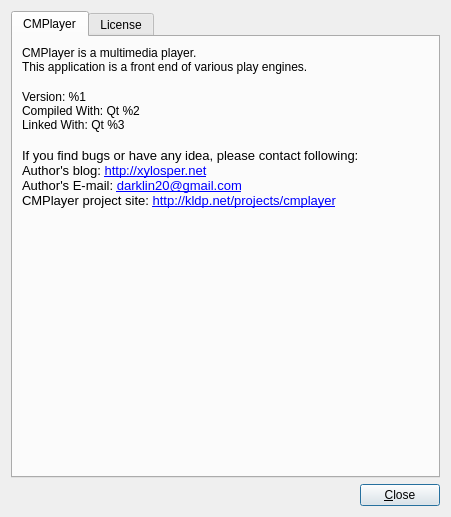
This is src/cmplayer/ui/aboutdialog.ui in bylee20/cmplayer-kldp.net as Qt 5 draws it before an edit. The edited form follows.
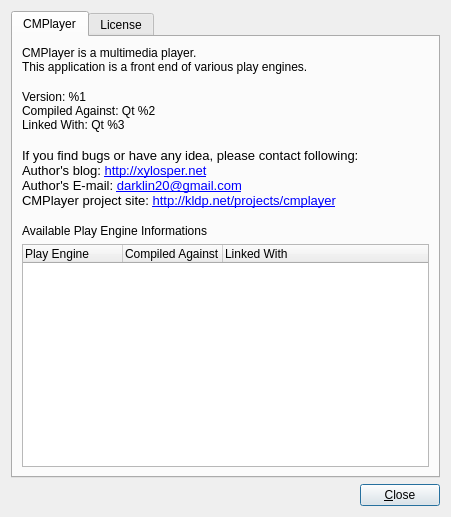
This is the edited form.

```diff
--- a/src/cmplayer/ui/aboutdialog.ui
+++ b/src/cmplayer/ui/aboutdialog.ui
@@ -41,7 +41,7 @@
          </property>
          <property name="sizeHint" stdset="0" >
           <size>
-           <width>10</width>
+           <width>13</width>
            <height>10</height>
           </size>
          </property>
@@ -51,7 +51,7 @@
         <widget class="QLabel" name="version" >
          <property name="text" >
           <string>Version: %1
-Compiled With: Qt %2
+Compiled Against: Qt %2
 Linked With: Qt %3</string>
          </property>
         </widget>
@@ -91,14 +91,46 @@
          <property name="orientation" >
           <enum>Qt::Vertical</enum>
          </property>
+         <property name="sizeType" >
+          <enum>QSizePolicy::Fixed</enum>
+         </property>
          <property name="sizeHint" stdset="0" >
           <size>
-           <width>17</width>
-           <height>238</height>
+           <width>20</width>
+           <height>10</height>
           </size>
          </property>
         </spacer>
        </item>
+       <item>
+        <widget class="QLabel" name="label_3" >
+         <property name="text" >
+          <string>Available Play Engine Informations</string>
+         </property>
+        </widget>
+       </item>
+       <item>
+        <widget class="QTreeWidget" name="engineTree" >
+         <property name="rootIsDecorated" >
+          <bool>false</bool>
+         </property>
+         <column>
+          <property name="text" >
+           <string>Play Engine</string>
+          </property>
+         </column>
+         <column>
+          <property name="text" >
+           <string>Compiled Against</string>
+          </property>
+         </column>
+         <column>
+          <property name="text" >
+           <string>Linked With</string>
+          </property>
+         </column>
+        </widget>
+       </item>
       </layout>
      </widget>
      <widget class="QWidget" name="tab_2" >
```
